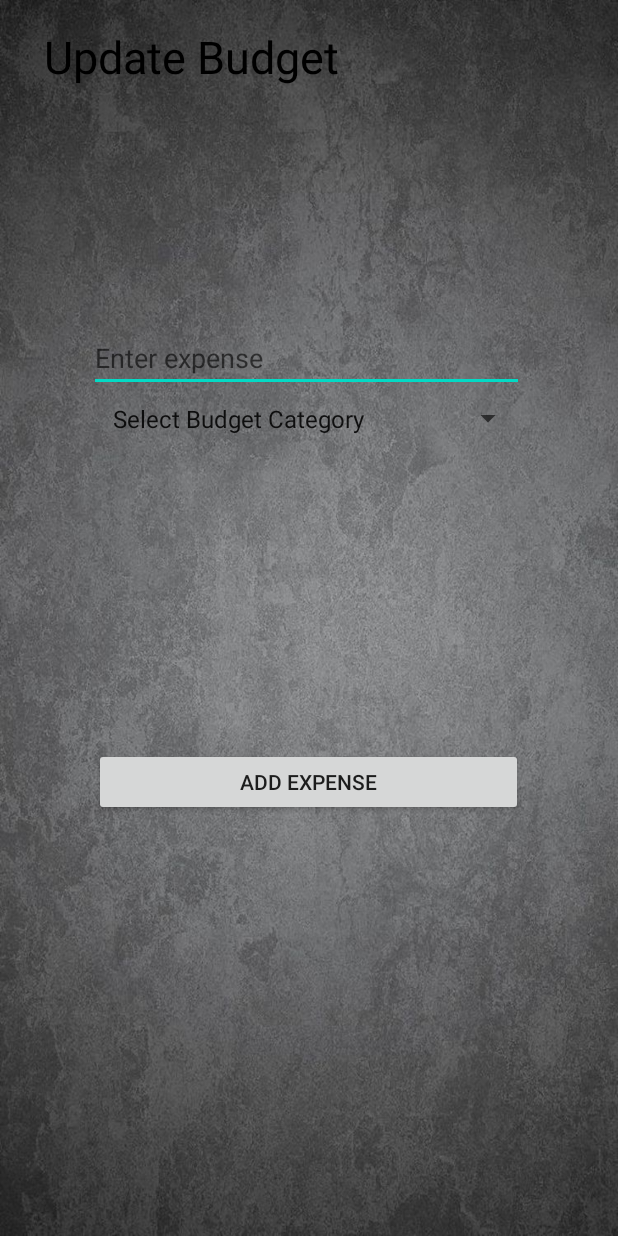
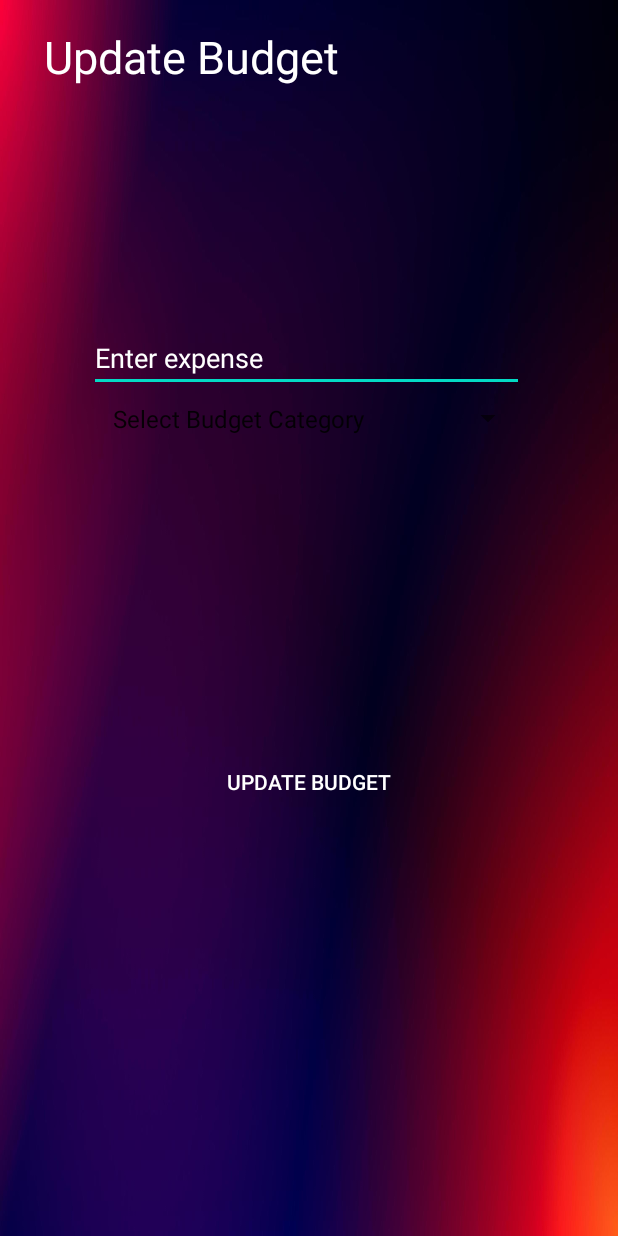
Before and after one commit to Haider-01/CS160-Project, an Android app: the Settings screen opened directly, with no data from a screen before it, on a phone screen of 412 x 824 dp. Run offline under Robolectric (Android 15) with nearby library versions, the light colour scheme and no system bars.

Commit message:
Set Background for screens

```diff
--- a/app/src/main/res/layout/activity_settings.xml
+++ b/app/src/main/res/layout/activity_settings.xml
@@ -4,14 +4,14 @@
     xmlns:tools="http://schemas.android.com/tools"
     android:layout_width="match_parent"
     android:layout_height="match_parent"
-    android:background="@drawable/background">
+    android:background="@drawable/red_blue_background">
 
     <TextView
         android:id="@+id/tv_title_budget"
         android:layout_width="352dp"
         android:layout_height="63dp"
         android:text="Update Budget"
-        android:textColor="#000000"
+        android:textColor="#FFFFFF"
         android:textSize="30sp"
         app:layout_constraintBottom_toBottomOf="parent"
         app:layout_constraintEnd_toEndOf="parent"
@@ -39,19 +39,27 @@
             android:layout_height="wrap_content"
             android:ems="10"
             android:hint="Enter expense"
-            android:inputType="number" />
+            android:inputType="number"
+            android:textColor="#FFFFFF"
+            android:textColorHighlight="#FFFFFF"
+            android:textColorHint="#FFFFFF"
+            android:textColorLink="#FFFFFF" />
 
         <Spinner
             android:id="@+id/budgetSpinner"
             android:layout_width="match_parent"
-            android:layout_height="35dp" />
+            android:layout_height="35dp"
+
+            />
     </LinearLayout>
 
     <Button
         android:id="@+id/btn_update_budget"
         android:layout_width="286dp"
         android:layout_height="45dp"
-        android:text="Add Expense"
+        android:background="?android:attr/selectableItemBackground"
+        android:text="Update Budget"
+        android:textColor="#FFFFFF"
         app:layout_constraintBottom_toBottomOf="parent"
         app:layout_constraintEnd_toEndOf="parent"
         app:layout_constraintHorizontal_bias="0.496"
```
Also changed, not shown: app/src/main/res/layout/activity_dashboard.xml (+8 -0 lines), app/src/main/res/layout/expense.xml (+7 -3 lines).
